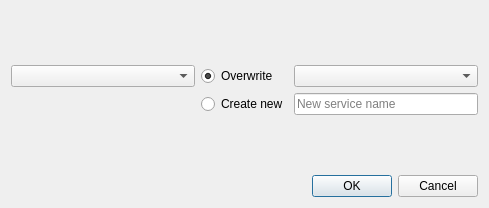
opengisch/qgis-pg-service-parser-plugin, file pg_service_parser/ui/pg_service_dialog.ui: the form before one commit.
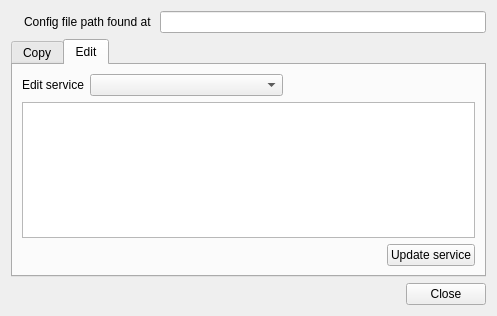
The form after the commit. The open tabs and pages were chosen to show the change. Icons and pictures are not drawn.

Commit message: Add tabWidget; check if config file is found or not; multiple validations; refresh source comboBox once a new service has been created (cloned)

```diff
--- a/pg_service_parser/ui/pg_service_dialog.ui
+++ b/pg_service_parser/ui/pg_service_dialog.ui
@@ -6,8 +6,8 @@
    <rect>
     <x>0</x>
     <y>0</y>
-    <width>489</width>
-    <height>208</height>
+    <width>497</width>
+    <height>316</height>
    </rect>
   </property>
   <property name="windowTitle">
@@ -15,21 +15,73 @@
   </property>
   <layout class="QVBoxLayout" name="verticalLayout">
    <item>
-    <spacer name="verticalSpacer_2">
-     <property name="orientation">
-      <enum>Qt::Vertical</enum>
-     </property>
-     <property name="sizeType">
-      <enum>QSizePolicy::MinimumExpanding</enum>
-     </property>
-     <property name="sizeHint" stdset="0">
+    <layout class="QHBoxLayout" name="horizontalLayout_3">
+     <item>
+      <widget class="QLabel" name="lblWarning">
+       <property name="enabled">
+        <bool>true</bool>
+       </property>
+       <property name="sizePolicy">
+        <sizepolicy hsizetype="Preferred" vsizetype="Preferred">
+         <horstretch>0</horstretch>
+         <verstretch>0</verstretch>
+        </sizepolicy>
+       </property>
+       <property name="maximumSize">
       <size>
-       <width>20</width>
-       <height>40</height>
-      </size>
-     </property>
-    </spacer>
-   </item>
+         <width>24</width>
+         <height>24</height>
+        </size>
+       </property>
+       <property name="toolTip">
+        <string>Set your PGSERVICEFILE environment variable and reopen the dialog.</string>
+       </property>
+       <property name="text">
+        <string/>
+       </property>
+       <property name="pixmap">
+        <pixmap>../imgs/warning.svg</pixmap>
+       </property>
+       <property name="scaledContents">
+        <bool>true</bool>
+       </property>
+      </widget>
+     </item>
+     <item>
+      <widget class="QLabel" name="lblConfFile">
+       <property name="toolTip">
+        <string/>
+       </property>
+       <property name="styleSheet">
+        <string notr="true"/>
+       </property>
+       <property name="text">
+        <string>Config file path found at </string>
+       </property>
+      </widget>
+     </item>
+     <item>
+      <widget class="QLineEdit" name="txtConfFile">
+       <property name="readOnly">
+        <bool>true</bool>
+       </property>
+      </widget>
+     </item>
+    </layout>
+   </item>
+   <item>
+    <widget class="QTabWidget" name="tabWidget">
+     <property name="enabled">
+      <bool>true</bool>
+     </property>
+     <property name="currentIndex">
+      <number>0</number>
+     </property>
+     <widget class="QWidget" name="tabCopy">
+      <attribute name="title">
+       <string>Copy</string>
+      </attribute>
+      <layout class="QVBoxLayout" name="verticalLayout_2">
    <item>
     <layout class="QGridLayout" name="gridLayout">
      <property name="sizeConstraint">
@@ -88,20 +140,107 @@
     </layout>
    </item>
    <item>
-    <spacer name="verticalSpacer">
+        <layout class="QHBoxLayout" name="horizontalLayout">
+         <item>
+          <spacer name="horizontalSpacer">
      <property name="orientation">
-      <enum>Qt::Vertical</enum>
-     </property>
-     <property name="sizeType">
-      <enum>QSizePolicy::MinimumExpanding</enum>
-     </property>
+            <enum>Qt::Horizontal</enum>
+           </property>
+           <property name="sizeHint" stdset="0">
+            <size>
+             <width>40</width>
+             <height>20</height>
+            </size>
+           </property>
+          </spacer>
+         </item>
+         <item>
+          <widget class="QPushButton" name="btnCopyService">
+           <property name="text">
+            <string>Copy service</string>
+           </property>
+          </widget>
+         </item>
+        </layout>
+       </item>
+      </layout>
+     </widget>
+     <widget class="QWidget" name="tabEdit">
+      <attribute name="title">
+       <string>Edit</string>
+      </attribute>
+      <layout class="QVBoxLayout" name="verticalLayout_3">
+       <item>
+        <layout class="QHBoxLayout" name="horizontalLayout_4">
+         <item>
+          <widget class="QLabel" name="lblEditService">
+           <property name="text">
+            <string>Edit service</string>
+           </property>
+          </widget>
+         </item>
+         <item>
+          <widget class="QComboBox" name="cboEditService">
+           <property name="sizePolicy">
+            <sizepolicy hsizetype="MinimumExpanding" vsizetype="Fixed">
+             <horstretch>0</horstretch>
+             <verstretch>0</verstretch>
+            </sizepolicy>
+           </property>
+          </widget>
+         </item>
+         <item>
+          <spacer name="horizontalSpacer_3">
+           <property name="orientation">
+            <enum>Qt::Horizontal</enum>
+           </property>
      <property name="sizeHint" stdset="0">
       <size>
-       <width>20</width>
-       <height>40</height>
+             <width>40</width>
+             <height>20</height>
       </size>
      </property>
     </spacer>
+         </item>
+        </layout>
+       </item>
+       <item>
+        <widget class="QListWidget" name="lstServiceSettings">
+         <property name="alternatingRowColors">
+          <bool>true</bool>
+         </property>
+         <property name="modelColumn">
+          <number>0</number>
+         </property>
+        </widget>
+       </item>
+       <item>
+        <layout class="QHBoxLayout" name="horizontalLayout_2">
+         <item>
+          <spacer name="horizontalSpacer_2">
+           <property name="orientation">
+            <enum>Qt::Horizontal</enum>
+           </property>
+           <property name="sizeHint" stdset="0">
+            <size>
+             <width>40</width>
+             <height>20</height>
+            </size>
+           </property>
+          </spacer>
+         </item>
+         <item>
+          <widget class="QPushButton" name="btnCopyService_2">
+           <property name="text">
+            <string>Update service</string>
+           </property>
+          </widget>
+         </item>
+        </layout>
+       </item>
+      </layout>
+     </widget>
+    </widget>
    </item>
    <item>
     <widget class="QDialogButtonBox" name="buttonBox">
@@ -109,7 +248,7 @@
       <enum>Qt::Horizontal</enum>
      </property>
      <property name="standardButtons">
-      <set>QDialogButtonBox::Cancel|QDialogButtonBox::Ok</set>
+      <set>QDialogButtonBox::Close</set>
      </property>
     </widget>
    </item>
```
Left out of the diff: 2 changed lines with no effect on the pictures. Lines whose indentation alone changed are shown as unchanged. The commit also changes 4 other files.
